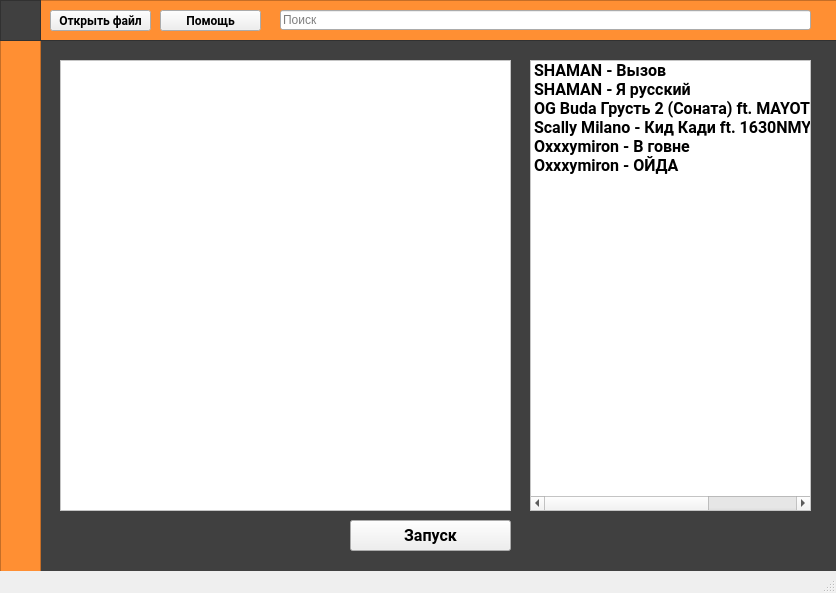
Old version of the form architecture/project.ui in the repository SSH1van/ARFA.
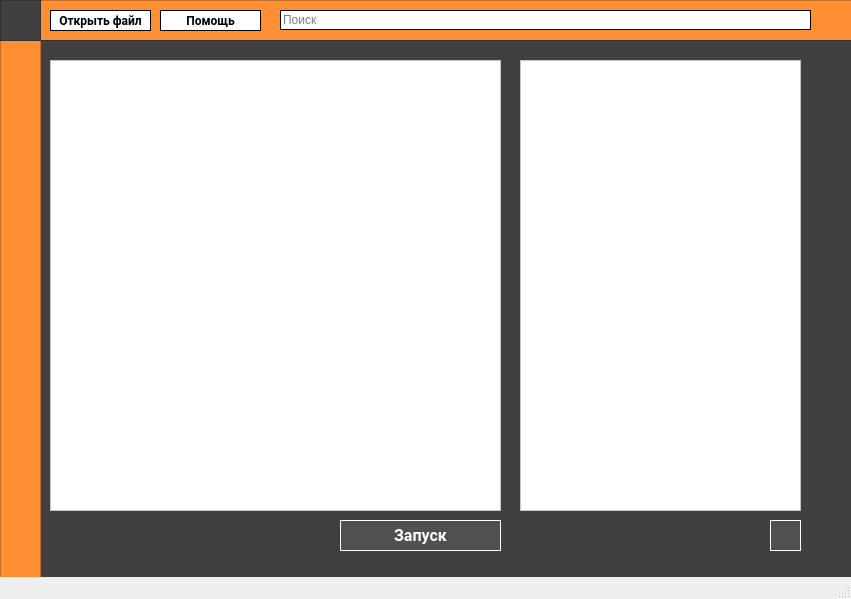
New version of the form. Icons and pictures are not drawn.

What changed in the file:
```diff
--- a/architecture/project.ui
+++ b/architecture/project.ui
@@ -6,8 +6,8 @@
    <rect>
     <x>0</x>
     <y>0</y>
-    <width>836</width>
-    <height>593</height>
+    <width>851</width>
+    <height>599</height>
    </rect>
   </property>
   <property name="sizePolicy">
@@ -36,7 +36,7 @@
    <widget class="QFrame" name="frame">
     <property name="geometry">
      <rect>
-      <x>40</x>
+      <x>30</x>
       <y>40</y>
       <width>861</width>
       <height>571</height>
@@ -95,61 +95,6 @@
 background-color:white
 }</string>
      </property>
-     <item>
-      <property name="text">
-       <string>SHAMAN - Вызов</string>
-      </property>
-      <property name="font">
-       <font>
-        <pointsize>12</pointsize>
-       </font>
-      </property>
-     </item>
-     <item>
-      <property name="text">
-       <string>SHAMAN - Я русский</string>
-      </property>
-      <property name="font">
-       <font>
-        <pointsize>12</pointsize>
-       </font>
-      </property>
-     </item>
-     <item>
-      <property name="text">
-       <string>OG Buda Грусть 2 (Соната) ft. MAYOT</string>
-      </property>
-      <property name="font">
-       <font>
-        <pointsize>12</pointsize>
-       </font>
-      </property>
-     </item>
-     <item>
-      <property name="text">
-       <string>Scally Milano - Кид Кади ft. 1630NMYNECK &amp; FEARMUCH</string>
-      </property>
-      <property name="font">
-       <font>
-        <pointsize>12</pointsize>
-       </font>
-      </property>
-     </item>
-     <item>
-      <property name="text">
-       <string>Oxxxymiron - В говне</string>
-      </property>
-      <property name="font">
-       <font>
-        <pointsize>12</pointsize>
-       </font>
-      </property>
-     </item>
-     <item>
-      <property name="text">
-       <string>Oxxxymiron - ОЙДА</string>
-      </property>
-     </item>
     </widget>
     <widget class="QPushButton" name="pushButton">
      <property name="geometry">
@@ -168,6 +113,15 @@
        <bold>true</bold>
       </font>
      </property>
+     <property name="styleSheet">
+      <string notr="true">QPushButton{
+background-color:#505050;
+color: white;
+border-style: solid;
+border-width: 1px;
+border-color: white;
+}</string>
+     </property>
      <property name="text">
       <string>Запуск</string>
      </property>
@@ -195,6 +149,38 @@
       <string/>
      </property>
     </widget>
+    <widget class="QPushButton" name="pushButton_3">
+     <property name="geometry">
+      <rect>
+       <x>740</x>
+       <y>480</y>
+       <width>31</width>
+       <height>31</height>
+      </rect>
+     </property>
+     <property name="styleSheet">
+      <string notr="true">QPushButton{
+background-color:#505050;
+border-style: solid;
+border-width: 1px;
+border-color: white;
+}</string>
+     </property>
+     <property name="text">
+      <string/>
+     </property>
+     <property name="icon">
+      <iconset>
+       <normalon>../../../../загрузки/icons8-trash-96.png</normalon>
+      </iconset>
+     </property>
+     <property name="iconSize">
+      <size>
+       <width>28</width>
+       <height>28</height>
+      </size>
+     </property>
+    </widget>
     <zorder>listWidget</zorder>
     <zorder>pushButton</zorder>
     <zorder>label</zorder>
@@ -280,7 +266,10 @@
      </property>
      <property name="styleSheet">
       <string notr="true">QPushButton{
-
+background-color: white;
+border-style: solid;
+border-width: 1px;
+border-color: black;
 }</string>
      </property>
      <property name="text">
@@ -303,6 +292,14 @@
        <bold>true</bold>
       </font>
      </property>
+     <property name="styleSheet">
+      <string notr="true">QPushButton{
+background-color: white;
+border-style: solid;
+border-width: 1px;
+border-color: black;
+}</string>
+     </property>
      <property name="text">
       <string>Помощь</string>
      </property>
@@ -316,6 +313,15 @@
        <height>20</height>
       </rect>
      </property>
+     <property name="styleSheet">
+      <string notr="true">QLineEdit{
+background-color: white;
+border-style: solid;
+border-width: 1px;
+border-color: black;
+
+}</string>
+     </property>
      <property name="text">
       <string/>
      </property>
```
Left out of the diff: 1 changed line with no effect on the pictures.
